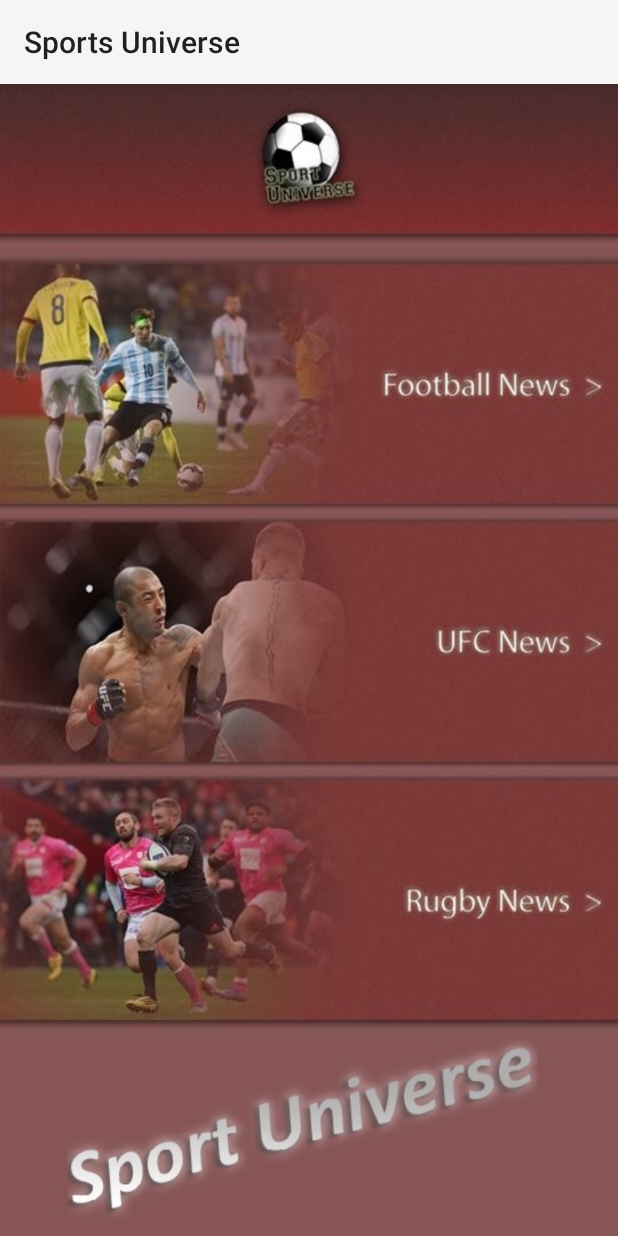
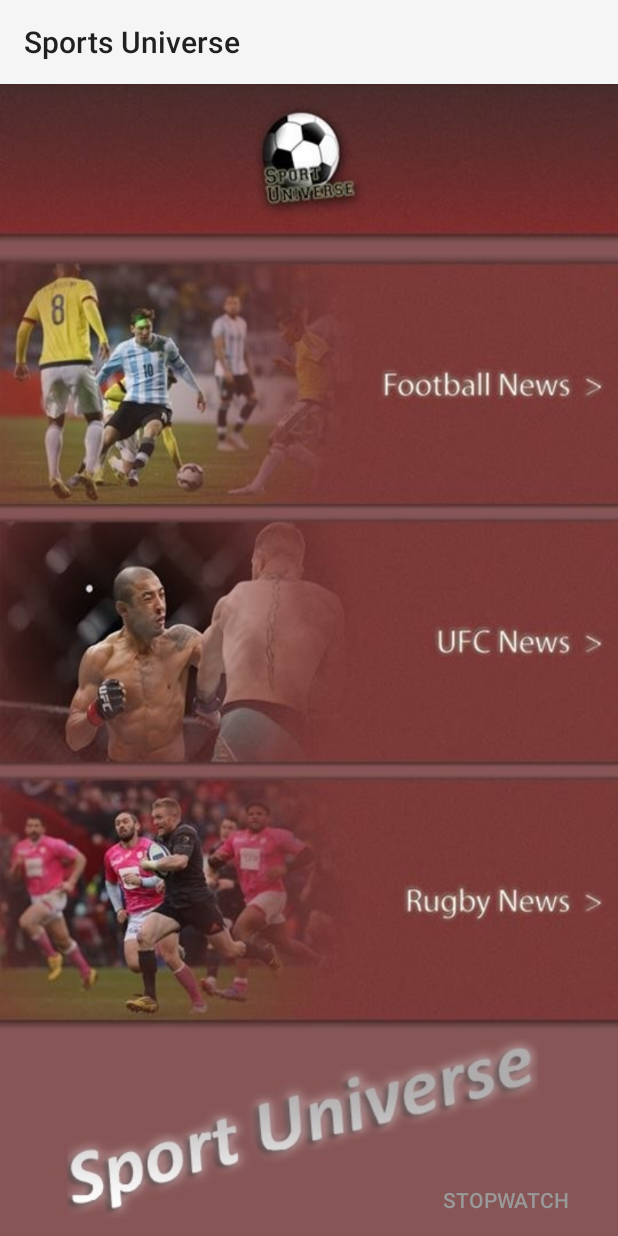
Before and after one commit to robbie321/Sport_Universe, an Android app: the MainActivity screen opened directly, with no data from a screen before it, on a phone screen of 412 x 824 dp. Run offline under Robolectric (Android 15) with nearby library versions, the phone set to English and light mode, and no system bars.

Commit message:
Added stopwatch button in main activity, created stopwatch.java and the xml file

```diff
--- a/app/src/main/AndroidManifest.xml
+++ b/app/src/main/AndroidManifest.xml
@@ -24,6 +24,8 @@
         </activity>
         <activity android:name=".Nutrition" android:label="@string/nutrition">
         </activity>
+        <activity android:name=".StopWatch" android:label="@string/stopwatch">
+        </activity>
         <activity   android:name=".Splashscreen">
             <intent-filter>
                 <action android:name="android.intent.action.MAIN" />
--- a/app/src/main/res/layout/activity_main.xml
+++ b/app/src/main/res/layout/activity_main.xml
@@ -34,6 +34,15 @@
         android:layout_alignParentBottom="true"
         android:layout_alignStart="@+id/nutrition_button"
         android:layout_marginBottom="121dp" />
+    <Button
+        android:layout_width="150dp"
+        android:layout_height="wrap_content"
+        android:id="@+id/stopwatch"
+        android:text="Stopwatch"
+        android:layout_alignParentBottom="true"
+        android:layout_alignParentEnd="true"
+        android:background="#00000000"
+        android:textColor="#999999" />
 
 
 
--- a/app/src/main/res/values/strings.xml
+++ b/app/src/main/res/values/strings.xml
@@ -6,4 +6,5 @@
     <string name="exercise">Weight Lifting Exercises</string>
     <string name="cardio">Cardio Exercises</string>
     <string name="nutrition">Nutrition Plans</string>
+    <string name="stopwatch">Timer</string>
 </resources>
```
Also changed, not shown: app/src/main/java/com/example/g13149881/asportuniverse/MainActivity.java (+10 -2 lines), app/src/main/java/com/example/g13149881/asportuniverse/StopWatch.java (added, +56 -0 lines), app/src/main/res/layout/stopwatch_layout.xml (added, +33 -0 lines).
